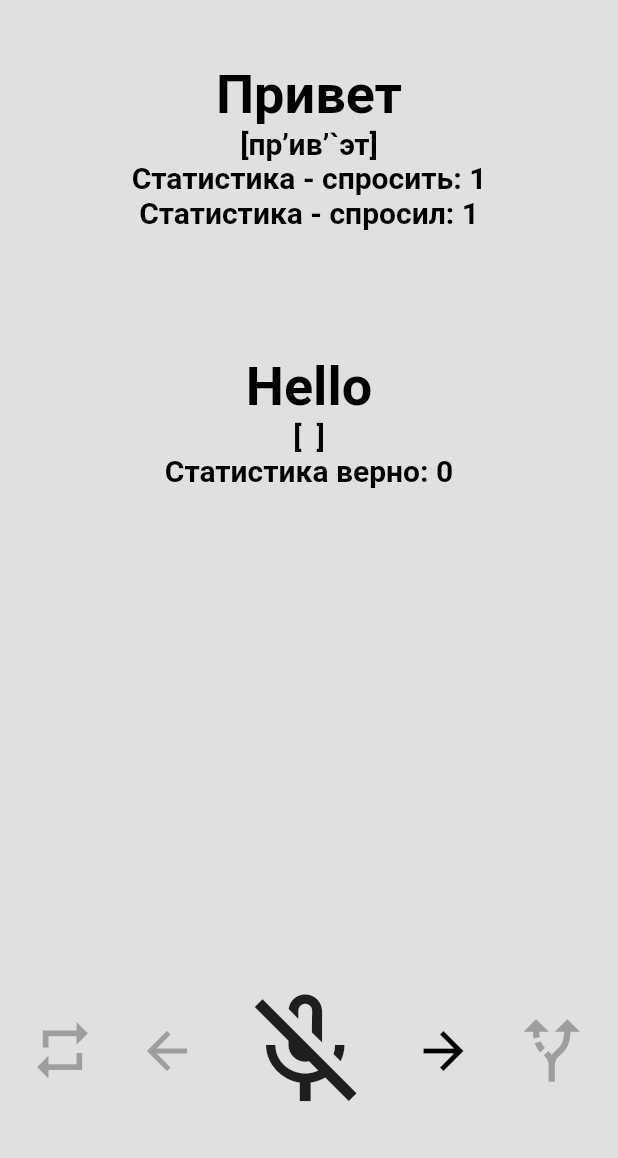
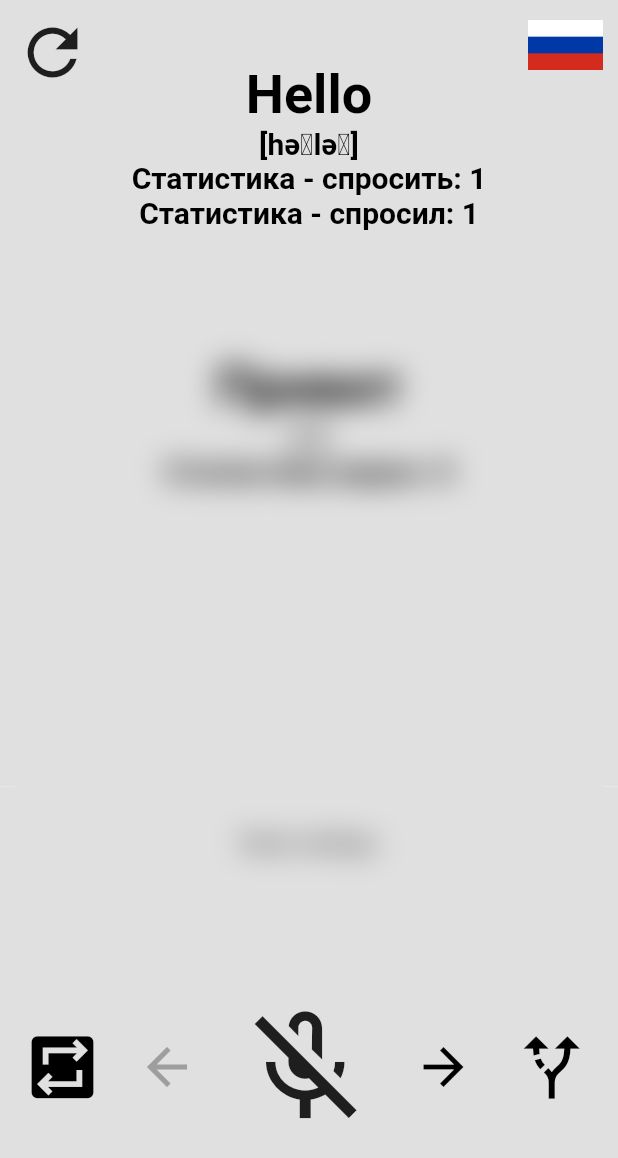
Before and after one commit to AleXWitE/encho, a Flutter app: the SpeakingScreen widget shown alone on an empty page, opened directly, item 2 of the bottom bar chosen, on a phone screen of 412 x 824 dp. Shown: the top 1158 px of the screen. Run offline on Flutter 3.47's test engine with Material 2 defaults, Android fonts, the phone set to English and light mode, and no system bars; our stand-ins replace flutter_svg, flutter_tts, shared_preferences, speech_to_text; accounts and stored records are empty.

Commit message:
transfer to iOs platform

```diff
--- /dev/null
+++ b/lib/commons/api/model_service.dart
@@ -0,0 +1,2 @@
+String _key;
+String _url;
--- a/lib/commons/models/words_model.dart
+++ b/lib/commons/models/words_model.dart
@@ -28,7 +28,7 @@ class Languages {
   Languages(this.id, this.lang);
 }
 
-List<Languages> langs = [
-  Languages(1, "en"),
-  Languages(2, "ru"),
+List<String> langs = [
+  "en",
+  "ru",
 ];
--- a/lib/commons/screens/home_page.dart
+++ b/lib/commons/screens/home_page.dart
@@ -102,7 +102,10 @@ class _HomePageState extends State<HomePage>
                 //     ])
                 GestureDetector(
                   onTap: () async {
-                    Navigator.push(context, MaterialPageRoute(builder: (BuildContext context) => SettingsPage()));
+                    Navigator.push(context, MaterialPageRoute(builder: (BuildContext context) => SettingsPage())).then((value) {
+                      // if(value == true)
+
+                    });
                     // Navigator.pushNamed(context, '/settings');
                   },
                   child: Icon(
--- a/lib/commons/screens/speaking_screen.dart
+++ b/lib/commons/screens/speaking_screen.dart
@@ -1,4 +1,5 @@
 import 'dart:math';
+import 'dart:ui';
 
 import 'package:encho/commons/models/words_model.dart';
 import 'package:encho/commons/widgets/custom_snackbar.dart';
@@ -7,6 +8,7 @@ import 'package:flutter_tts/flutter_tts.dart';
 import 'package:shared_preferences/shared_preferences.dart';
 import 'package:speech_to_text/speech_recognition_result.dart';
 import 'package:speech_to_text/speech_to_text.dart';
+import 'package:flutter_svg/flutter_svg.dart';
 
 import 'listening_screen.dart';
 
@@ -28,6 +30,7 @@ class _SpeakingScreenState extends State<SpeakingScreen> {
 
   int id = 0;
   int _i = 0;
+  int _try = 0;
 
   bool _speakerStatus = false;
   bool _randomPlay = false;
@@ -35,7 +38,6 @@ class _SpeakingScreenState extends State<SpeakingScreen> {
   int countRepeat;
   int delayRepeat;
   String language;
-  double volume;
   double pitch;
   double rate;
 
@@ -55,29 +57,30 @@ class _SpeakingScreenState extends State<SpeakingScreen> {
 
   _getPrefs() async {
     prefs = await _prefs;
-    volume = (prefs.getDouble("VOLUME") ?? 0.5);
-    pitch = (prefs.getDouble("PITCH") ?? 1.0);
-    rate = (prefs.getDouble("RATE") ?? 0.5);
-    language = (prefs.getString("CORRECT_LANGUAGE") ?? "ru");
-    countRepeat = (prefs.getInt("COUNT_REPEAT") ?? 1);
-    delayRepeat = (prefs.getInt("DELAY_REPEAT") ?? 1);
+    setState(() {
+      pitch = (prefs.getDouble("PITCH") ?? 1.0);
+      rate = (prefs.getDouble("RATE") ?? 0.5);
+      language = (prefs.getString("CORRECT_LANGUAGE") ?? "ru");
+      countRepeat = (prefs.getInt("COUNT_REPEAT") ?? 1);
+      delayRepeat = (prefs.getInt("DELAY_REPEAT") ?? 1);
+    });
   }
 
   _getRepeatAndRandom() async {
     prefs = await _prefs;
     setState(() {
-      repeatCircle = (prefs.getInt("REPEAT_CIRCLE") ?? 0);
-      _randomPlay = (prefs.getBool("RANDOM_PLAY") ?? false);
+      repeatCircle = (prefs.getInt("REPEAT_CIRCLE") ?? 2);
+      _randomPlay = (prefs.getBool("RANDOM_PLAY") ?? true);
     });
   }
 
   _listen() async {
     setState(() => _speakerStatus = true);
     switch (language) {
-      case "en":
+      case "ru":
         setState(() => learningWord = wordList[id].ruWord);
         break;
-      case "ru":
+      case "en":
         setState(() => learningWord = wordList[id].enWord);
         break;
     }
@@ -90,6 +93,7 @@ class _SpeakingScreenState extends State<SpeakingScreen> {
       _check++;
     } else
       _checkWord = "wrong";
+    _try++;
 
     setState(() => _lastWords = "");
 
@@ -129,6 +133,7 @@ class _SpeakingScreenState extends State<SpeakingScreen> {
     prefs = await _prefs;
     await prefs.setInt("REPEAT_CIRCLE", repeatCircle);
     await prefs.setBool("RANDOM_PLAY", _randomPlay);
+    await prefs.setString("CORRECT_LANGUAGE", language);
   }
 
   void initState() {
@@ -174,22 +179,19 @@ class _SpeakingScreenState extends State<SpeakingScreen> {
 
   _startListen() async {
     await _getPrefs();
-    await flutterTts.setVolume(volume);
     await flutterTts.setSpeechRate(rate);
     await flutterTts.setPitch(pitch);
 
     switch (language) {
-      case "en":
-        _word1 = "Hi, now we will train the word ${wordList[id].enWord}";
-        _startWelcome = "In Russian it sounds like this";
+      case "ru":
+        _word1 = "${wordList[id].enWord}";
         _word2 = wordList[id].ruWord;
         _lang1 = "en";
         _lang2 = "ru";
         break;
-      case "ru":
+      case "en":
         _word1 =
-            "Привет, сейчас будем тренировать слово ${wordList[id].ruWord}";
-        _startWelcome = "По английски оно звучит таким образом";
+            "${wordList[id].ruWord}";
         _word2 = wordList[id].enWord;
         _lang1 = "ru";
         _lang2 = "en";
@@ -201,20 +203,17 @@ class _SpeakingScreenState extends State<SpeakingScreen> {
     if (_speakerStatus) result = await flutterTts.speak(_word1);
 
     if (_speakerStatus != true) {
-      _stopListen();
+      await _stopListen();
     }
     if (_speakerStatus) await Future.delayed(Duration(seconds: 4));
-    if (_speakerStatus) result = await flutterTts.speak(_startWelcome);
 
-    if (_speakerStatus) await Future.delayed(Duration(seconds: 3));
-
-    if (_speakerStatus) await flutterTts.setLanguage(_lang2);
-    if (_speakerStatus) result = await flutterTts.speak(_word2);
+    if (_speakerStatus && _try >= 1) await flutterTts.setLanguage(_lang2);
+    if (_speakerStatus && _try >= 1) result = await flutterTts.speak(_word2);
 
     if (result == 1) setState(() => ttsState = TtsState.playing);
 
     if (_speakerStatus == false) {
-      _stopListen();
+      await _stopListen();
     }
 
     await Future.delayed(Duration(seconds: 1));
@@ -223,6 +222,59 @@ class _SpeakingScreenState extends State<SpeakingScreen> {
   _stopListen() async {
     var result = await flutterTts.stop();
     if (result == 1) setState(() => ttsState = TtsState.stopped);
+  }
+
+  _resetPrefs() async {
+    prefs = await _prefs;
+    setState(() {
+      pitch = 1.0;
+      rate = 0.5;
+      countRepeat = 1;
+      delayRepeat = 3;
+      language = "en";
+    });
+    await prefs.setDouble("PITCH", pitch);
+    await prefs.setDouble("RATE", rate);
+    await prefs.setInt("COUNT_REPEAT", countRepeat);
+    await prefs.setInt("DELAY_REPEAT", delayRepeat);
+    await prefs.setString("CORRECT_LANGUAGE", language);
+  }
+
+  _resetButton() {
+    return MaterialButton(
+      child: Text(
+        "Reset settings",
+        style: TextStyle(),
+      ),
+      onPressed: () => _resetPrefs(),
+    );
+  }
+
+  _blurEffect() {
+    return Positioned(
+      top: 220.0,
+      left: 10.0,
+      bottom: 230.0,
+      right: 10.0,
+      child: ClipRect(
+        child: BackdropFilter(
+          filter: ImageFilter.blur(sigmaX: 10.0, sigmaY: 10.0),
+          child: Container(),
+        ),
+      ),
+    );
+  }
+
+  _nextWord(){
+    if (id == wordList.length - 1 && repeatCircle == 1)
+      setState(() {
+        id = 0;
+        repeatCircle = 0;
+      });
+    if (id == wordList.length - 1 && repeatCircle == 2)
+      setState(() => id = 0);
+    if (_randomPlay) _randomNextWord();
+    if (id != wordList.length - 1) setState(() => id++);
   }
 
   @override
@@ -253,6 +305,14 @@ class _SpeakingScreenState extends State<SpeakingScreen> {
         await _listen();
         ScaffoldMessenger.of(context).showSnackBar(customSnackBar(_checkWord));
         await _checkStop();
+
+        if(_checkWord == "correct" || _try == 3){
+          setState(() {
+            _nextWord();
+            _try = 0;
+            _lastWords = "";
+          });
+        }
       }
 
       await _stop();
@@ -275,7 +335,7 @@ class _SpeakingScreenState extends State<SpeakingScreen> {
         RichText(
           textAlign: TextAlign.center,
           text: TextSpan(
-            text: language == "en"
+            text: language == "ru"
                 ? "\n${wordList[id].enWord}\n"
                 : "\n${wordList[id].ruWord}\n",
             style: TextStyle(
@@ -283,7 +343,7 @@ class _SpeakingScreenState extends State<SpeakingScreen> {
                 fontWeight: FontWeight.bold,
                 color: Colors.black),
             children: [
-              language == "en" ? _textSpanEnTrans() : _textSpanRuTrans(),
+              language == "ru" ? _textSpanEnTrans() : _textSpanRuTrans(),
               TextSpan(
                   text: "Статистика - спросить: $countRepeat\n",
                   style: TextStyle(fontSize: 20.0)),
@@ -292,7 +352,7 @@ class _SpeakingScreenState extends State<SpeakingScreen> {
                   style: TextStyle(fontSize: 20.0)),
               TextSpan(text: "\n\n"),
               TextSpan(
-                text: language == "en"
+                text: language == "ru"
                     ? "${wordList[id].ruWord}\n"
                     : "${wordList[id].enWord}\n",
                 style: TextStyle(
@@ -371,17 +431,18 @@ class _SpeakingScreenState extends State<SpeakingScreen> {
         IconButton(
           onPressed: id == wordList.length - 1 && repeatCircle == 0
               ? null
-              : () {
-                  if (id == wordList.length - 1 && repeatCircle == 1)
-                    setState(() {
-                      id = 0;
-                      repeatCircle = 0;
-                    });
-                  if (id == wordList.length - 1 && repeatCircle == 2)
-                    setState(() => id = 0);
-                  if (_randomPlay) _randomNextWord();
-                  if (id != wordList.length - 1) setState(() => id++);
-                },
+              : () => _nextWord(),
+              // : () {
+              //     if (id == wordList.length - 1 && repeatCircle == 1)
+              //       setState(() {
+              //         id = 0;
+              //         repeatCircle = 0;
+              //       });
+              //     if (id == wordList.length - 1 && repeatCircle == 2)
+              //       setState(() => id = 0);
+              //     if (_randomPlay) _randomNextWord();
+              //     if (id != wordList.length - 1) setState(() => id++);
+              //   },
           iconSize: 40.0,
           icon: Icon(
             Icons.arrow_forward,
@@ -415,15 +476,20 @@ class _SpeakingScreenState extends State<SpeakingScreen> {
                     color: Colors.grey[300],
                     child: textSpeaker,
                   )),
-              // Expanded(
-              //     flex: 1,
-              //     child: Container(
-              //       width: MediaQuery
-              //           .of(context)
-              //           .size
-              //           .width,
-              //       color: widget.type == '' ? Colors.red[200] : Colors.blue[100],
-              //     )),
+              Expanded(
+                  flex: 1,
+                  child: Container(
+                    width: MediaQuery
+                        .of(context)
+                        .size
+                        .width,
+                    color: Colors.grey[300],
+                    padding: EdgeInsets.fromLTRB(30.0, 5.0, 30.0, 5.0),
+                    child: Container(
+                      width: 50.0,
+                      child: _resetButton(),
+    ),
+                  )),
               Expanded(
                   flex: 3,
                   child: Container(
@@ -433,11 +499,48 @@ class _SpeakingScreenState extends State<SpeakingScreen> {
                   )),
             ],
           ),
+          Positioned(
+            top:10.0,
+            left: 10.0,
+            child: GestureDetector(
+              onTap: () async {
+                await _getPrefs();
+                // print('tap');
+              },
+              child: Container(
+                height: 50.0,
+                width: 50.0,
+                child: Icon(Icons.refresh, size: 50.0,),
+              ),
+            ),
+          ),
+          Positioned(
+            top:10.0,
+            right: 10.0,
+            child: GestureDetector(
+              onTap: () async {
+                if (language == "ru")
+                  setState(() => language = "en");
+                else
+                  setState(() => language = "ru");
+                await _savePrefs();
+                await _getPrefs();
+                // print('tap');
+              },
+              child: Container(
+                height: 40.0,
+                width: 50.0,
+                child: SvgPicture.asset(language == "ru"
+                    ? "assets/icons/russia_icon.svg"
+                    : "assets/icons/english_icon.svg"),
+              ),
+            ),
+          ),
+          _try < 2 ? _blurEffect() : Container(),
+
           _timerSec == 999
               ? Container()
               : ClipOval(
-                  // clipper: CustomClip(),
-
                   child: Container(
                     alignment: Alignment.center,
                     width: 200.0,
@@ -460,6 +563,7 @@ class _SpeakingScreenState extends State<SpeakingScreen> {
                     ),
                   ),
                 ),
+
         ]);
   }
 }
--- a/pubspec.yaml
+++ b/pubspec.yaml
@@ -35,6 +35,7 @@ dev_dependencies:
   flutter_tts:
   shared_preferences: any
   speech_to_text: ^5.1.0
+  flutter_svg: ^0.23.0+1
 
 # For information on the generic Dart part of this file, see the
 # following page: https://dart.dev/tools/pub/pubspec
@@ -48,8 +49,8 @@ flutter:
   uses-material-design: true
 
   # To add assets to your application, add an assets section, like this:
-#   assets:
-#     - images/a_dot_burr.jpeg
+  assets:
+    - assets/icons/
 #     - images/a_dot_ham.jpeg
 #     - assets/sounds/speech_to_text_listening.m4r
 #     - assets/sounds/speech_to_text_cancel.m4r
```
Also changed, not shown: lib/commons/screens/listening_screen.dart (+48 -5 lines), lib/commons/screens/settings_page.dart (+7 -51 lines), assets/icons/english_icon.svg (added), assets/icons/russia_icon.svg (added), lib/commons/api/get_models.dart (added), pubspec.lock.
